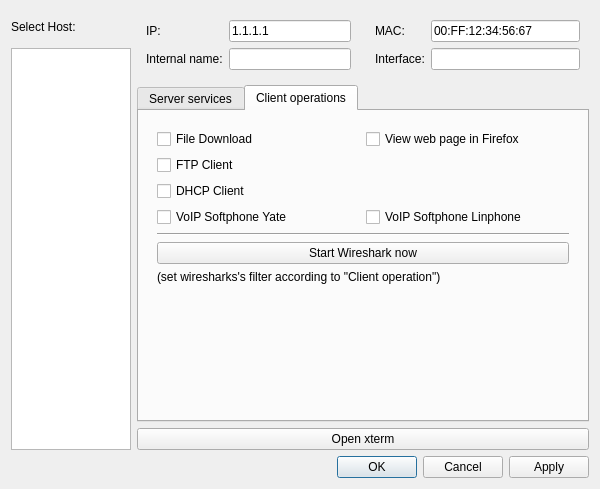
Qt form confHost.ui (koppd/mt) before a commit.
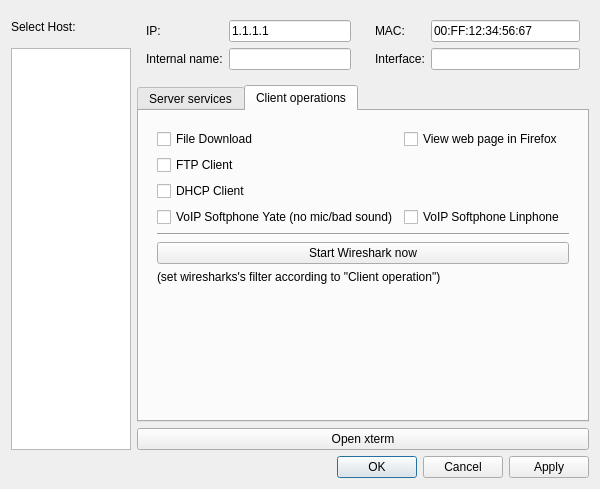
The same form after that commit.

Commit message: yate is not preferred

Patch:
```diff
--- a/confHost.ui
+++ b/confHost.ui
@@ -236,7 +236,7 @@
           <item row="3" column="0">
            <widget class="QCheckBox" name="cbCVOIPyate">
             <property name="text">
-             <string>VoIP Softphone Yate</string>
+             <string>VoIP Softphone Yate (no mic/bad sound)</string>
             </property>
            </widget>
           </item>
```
